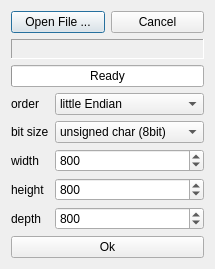
The window that OCTview3R/opendata.ui (janlazer/UKE-OCTview3R) describes before a commit, drawn with Qt 5.
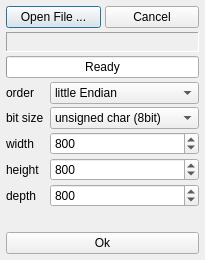
The same window after the commit.

Patch:
```diff
--- a/OCTview3R/opendata.ui
+++ b/OCTview3R/opendata.ui
@@ -16,18 +16,8 @@
     <verstretch>0</verstretch>
    </sizepolicy>
   </property>
-  <property name="minimumSize">
-   <size>
-    <width>199</width>
-    <height>260</height>
-   </size>
-  </property>
-  <property name="maximumSize">
-   <size>
-    <width>16777215</width>
-    <height>260</height>
-   </size>
-  </property>
+  <property name="minimumSize"><size><width>199</width><height>0</height></size></property>
+  <property name="maximumSize"><size><width>16777215</width><height>16777215</height></size></property>
   <property name="windowTitle">
    <string>Open new file</string>
   </property>
@@ -35,10 +25,26 @@
    <property name="sizeConstraint">
     <enum>QLayout::SetMinimumSize</enum>
    </property>
+   <property name="leftMargin"><number>6</number></property>
+   <property name="topMargin"><number>6</number></property>
+   <property name="rightMargin"><number>6</number></property>
+   <property name="bottomMargin"><number>6</number></property>
+   <property name="horizontalSpacing"><number>6</number></property>
+   <property name="verticalSpacing"><number>3</number></property>
    <item row="0" column="0">
     <layout class="QVBoxLayout" name="verticalLayout">
+     <property name="leftMargin"><number>0</number></property>
+     <property name="topMargin"><number>0</number></property>
+     <property name="rightMargin"><number>0</number></property>
+     <property name="bottomMargin"><number>0</number></property>
+     <property name="spacing"><number>4</number></property>
      <item>
       <layout class="QHBoxLayout" name="horizontalLayout">
+       <property name="leftMargin"><number>0</number></property>
+       <property name="topMargin"><number>0</number></property>
+       <property name="rightMargin"><number>0</number></property>
+       <property name="bottomMargin"><number>0</number></property>
+       <property name="spacing"><number>4</number></property>
        <item>
         <widget class="QPushButton" name="openFileButton">
          <property name="text">
@@ -101,6 +107,12 @@
        <property name="fieldGrowthPolicy">
         <enum>QFormLayout::AllNonFixedFieldsGrow</enum>
        </property>
+       <property name="leftMargin"><number>0</number></property>
+       <property name="topMargin"><number>0</number></property>
+       <property name="rightMargin"><number>0</number></property>
+       <property name="bottomMargin"><number>0</number></property>
+       <property name="horizontalSpacing"><number>6</number></property>
+       <property name="verticalSpacing"><number>3</number></property>
        <item row="0" column="1">
         <widget class="QComboBox" name="comboBox_endian">
          <item>
```
